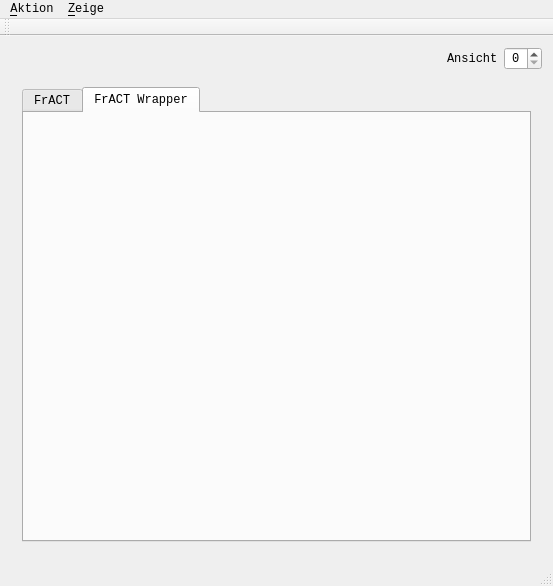
Above: mainwindow.ui from TPeschel/FrACTWrapper before the change. Below: the same form after it.
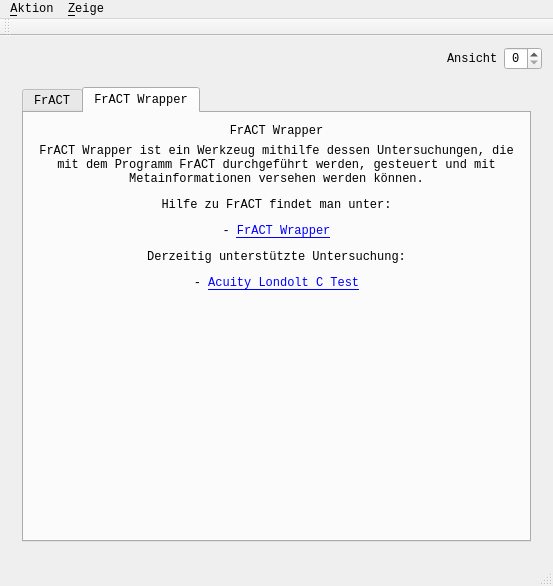
That is the form after the change. The open tabs and pages were chosen to show the change.

```diff
--- a/mainwindow.ui
+++ b/mainwindow.ui
@@ -1265,6 +1265,40 @@
            <attribute name="title">
             <string>FrACT Wrapper</string>
            </attribute>
+           <layout class="QGridLayout" name="gridLayout_15">
+            <item row="0" column="0">
+             <widget class="QLabel" name="label_29">
+              <property name="sizePolicy">
+               <sizepolicy hsizetype="Preferred" vsizetype="Maximum">
+                <horstretch>0</horstretch>
+                <verstretch>0</verstretch>
+               </sizepolicy>
+              </property>
+              <property name="text">
+               <string>FrACT Wrapper</string>
+              </property>
+              <property name="alignment">
+               <set>Qt::AlignCenter</set>
+              </property>
+             </widget>
+            </item>
+            <item row="1" column="0">
+             <widget class="QLabel" name="label_28">
+              <property name="text">
+               <string>&lt;html&gt;&lt;head/&gt;&lt;body&gt;&lt;p&gt;FrACT Wrapper ist ein Werkzeug mithilfe dessen Untersuchungen, die mit dem Programm FrACT durchgeführt werden, gesteuert und mit Metainformationen versehen werden können.&lt;/p&gt;&lt;p&gt;Hilfe zu FrACT findet man unter:&lt;/p&gt;&lt;p&gt;- &lt;a href=&quot;https://tpeschel.github.io/FrACTWrapper/&quot;&gt;&lt;span style=&quot; text-decoration: underline; color:#0000ff;&quot;&gt;FrACT Wrapper&lt;/span&gt;&lt;/a&gt;&lt;/p&gt;&lt;p&gt;Derzeitig unterstützte Untersuchung:&lt;/p&gt;&lt;p&gt;- &lt;a href=&quot;http://michaelbach.de/sci/acuity.html&quot;&gt;&lt;span style=&quot; text-decoration: underline; color:#0000ff;&quot;&gt;Acuity Londolt C Test&lt;/span&gt;&lt;/a&gt;&lt;/p&gt;&lt;/body&gt;&lt;/html&gt;</string>
+              </property>
+              <property name="alignment">
+               <set>Qt::AlignHCenter|Qt::AlignTop</set>
+              </property>
+              <property name="wordWrap">
+               <bool>true</bool>
+              </property>
+              <property name="openExternalLinks">
+               <bool>true</bool>
+              </property>
+             </widget>
+            </item>
+           </layout>
           </widget>
          </widget>
         </item>
```
Left out of the diff: 34 changed lines with no effect on the pictures.
